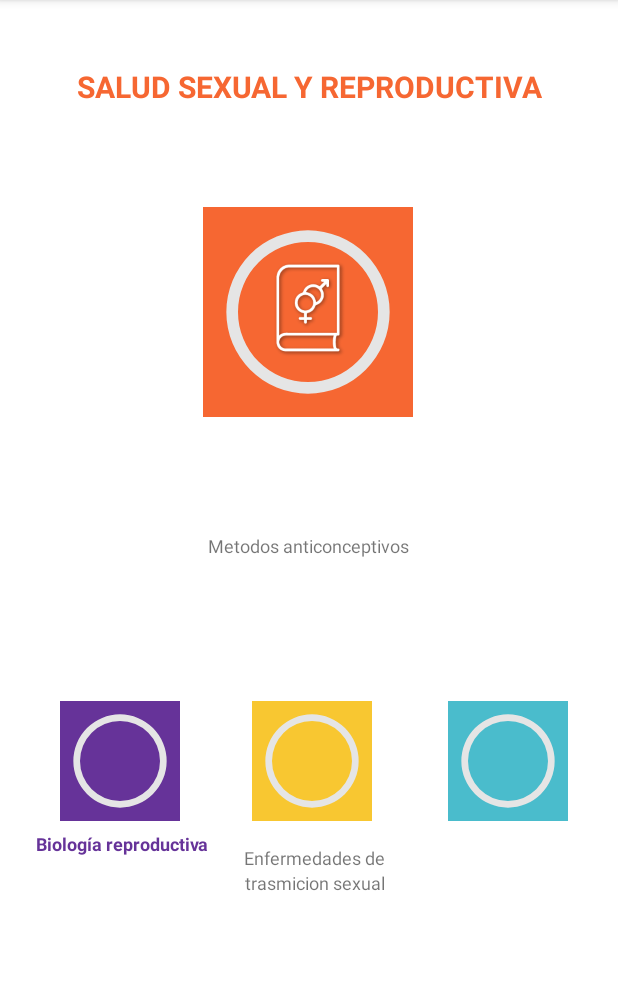
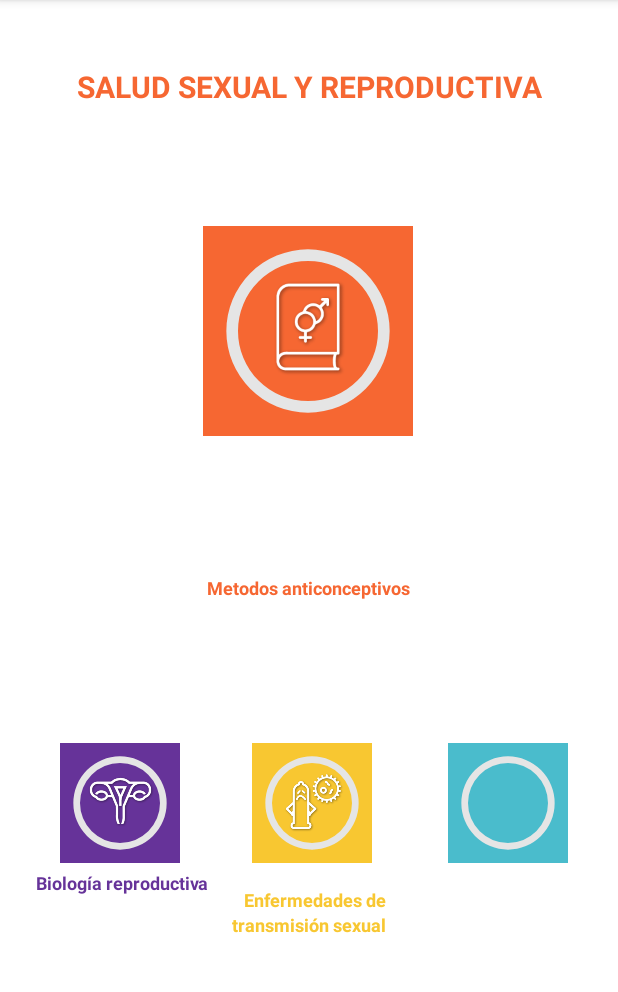
Before and after one commit to Jess-CR/OkayApp, an Android app: the Topic screen opened directly, with no data from a screen before it, on a phone screen of 412 x 824 dp, the part 84-1076 px from its top. Run offline under Robolectric (Android 15) with nearby library versions, the phone set to English and light mode, and no system bars; Roboto replaces fonts that are not available here.

Commit message:
Iconos en activity_topic

```diff
--- a/app/src/main/res/layout/activity_topic.xml
+++ b/app/src/main/res/layout/activity_topic.xml
@@ -48,9 +48,11 @@
         android:id="@+id/textView5"
         android:layout_width="wrap_content"
         android:layout_height="wrap_content"
-        android:layout_marginBottom="396dp"
+        android:layout_marginBottom="368dp"
         android:text="Metodos anticonceptivos"
+        android:textColor="@color/yolo_orange"
         android:textSize="12dp"
+        android:textStyle="bold"
         app:layout_constraintBottom_toBottomOf="parent"
         app:layout_constraintEnd_toEndOf="parent"
         app:layout_constraintHorizontal_bias="0.498"
@@ -105,7 +107,9 @@
         android:layout_height="wrap_content"
         android:layout_marginTop="16dp"
         android:text="Enfermedades de"
-        android:textSize="12dp"
+        android:textSize="12sp"
+        android:textColor="@color/yolo_yellow"
+        android:textStyle="bold"
         app:layout_constraintBottom_toBottomOf="@+id/textView2"
         app:layout_constraintEnd_toEndOf="@+id/progressPogressBar3"
         app:layout_constraintHorizontal_bias="0.4"
@@ -117,8 +121,10 @@
         android:id="@+id/textView6"
         android:layout_width="wrap_content"
         android:layout_height="wrap_content"
-        android:text="trasmicion sexual"
-        android:textSize="12dp"
+        android:text="transmisión sexual"
+        android:textSize="12sp"
+        android:textColor="@color/yolo_yellow"
+        android:textStyle="bold"
         app:layout_constraintEnd_toEndOf="@+id/textView3"
         app:layout_constraintHorizontal_bias="1.0"
         app:layout_constraintStart_toStartOf="@+id/textView3"
@@ -139,4 +145,24 @@
         app:layout_constraintStart_toEndOf="@+id/progressPogressBar3"
         app:layout_constraintTop_toTopOf="@+id/progressPogressBar3" />
 
+    <ImageView
+        android:id="@+id/imageView"
+        android:layout_width="45dp"
+        android:layout_height="48dp"
+        app:layout_constraintBottom_toBottomOf="@+id/progressPogressBar3"
+        app:layout_constraintEnd_toEndOf="@+id/progressPogressBar3"
+        app:layout_constraintStart_toStartOf="@+id/progressPogressBar3"
+        app:layout_constraintTop_toTopOf="@+id/progressPogressBar3"
+        app:srcCompat="@drawable/std" />
+
+    <ImageView
+        android:id="@+id/imageView3"
+        android:layout_width="50dp"
+        android:layout_height="55dp"
+        app:layout_constraintBottom_toBottomOf="@+id/progressPogressBar2"
+        app:layout_constraintEnd_toEndOf="@+id/progressPogressBar2"
+        app:layout_constraintStart_toStartOf="@+id/progressPogressBar2"
+        app:layout_constraintTop_toTopOf="@+id/progressPogressBar2"
+        app:srcCompat="@drawable/biology" />
+
 </androidx.constraintlayout.widget.ConstraintLayout>
```
Also changed, not shown: app/src/main/res/drawable-v24/biology.png (added), app/src/main/res/drawable-v24/std.png (added).
